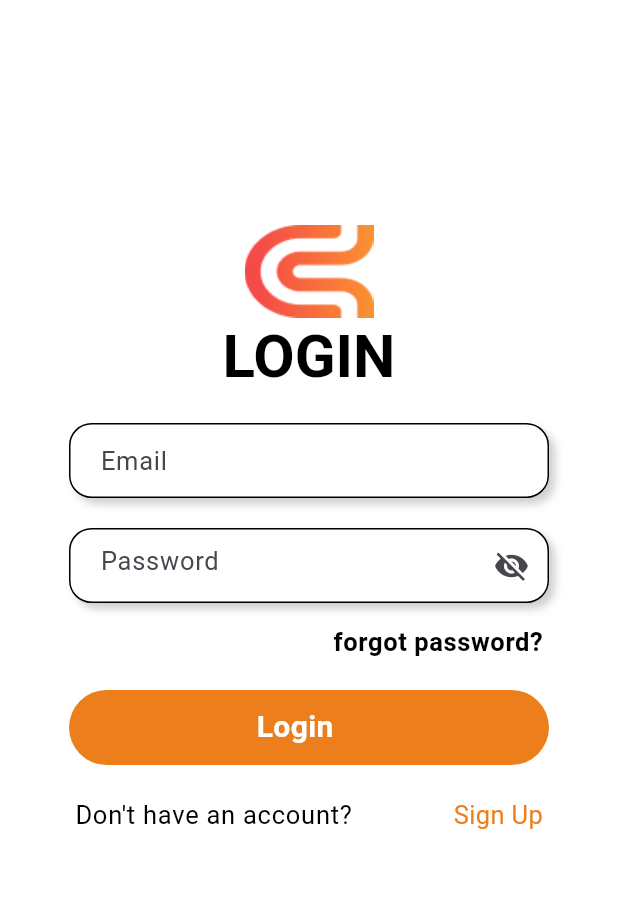
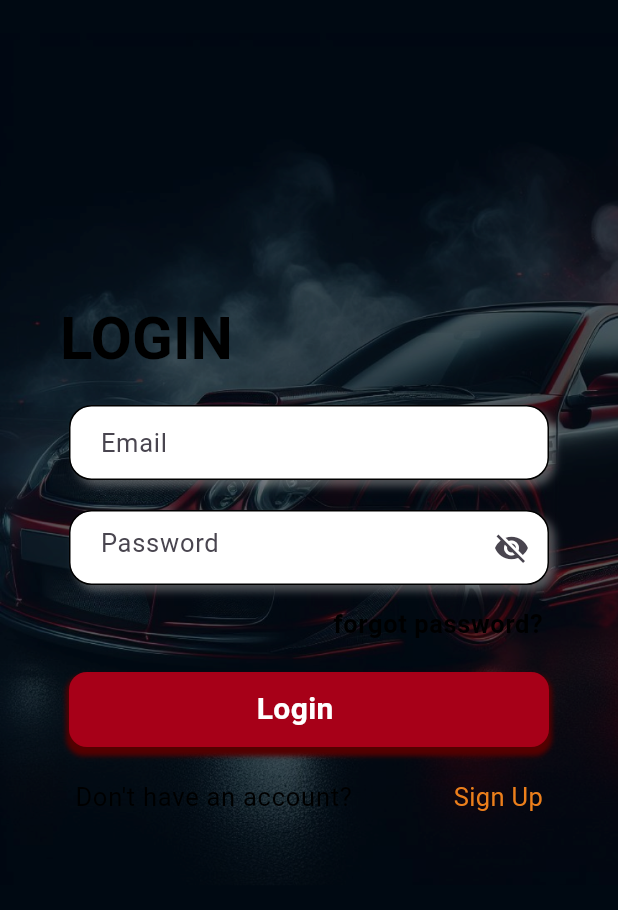
Before and after one commit to smokinthunder/motordoc, a Flutter app: the screen it shows after launch, on a phone screen of 412 x 824 dp. Shown: the top 910 px of the screen. Run offline on Flutter 3.47's test engine with Material 3 defaults, Android fonts, the light colour scheme and no system bars; our stand-ins replace firebase_auth, firebase_core; accounts and stored records are empty.

Commit message:
New Login Design

```diff
--- a/lib/login_page.dart
+++ b/lib/login_page.dart
@@ -1,6 +1,8 @@
+// ignore_for_file: avoid_print
+
 import 'package:flutter/material.dart';
 import 'package:firebase_auth/firebase_auth.dart';
-import 'package:motor_doc/home_page.dart';
+import 'package:flutter/widgets.dart';
 
 class LoginPage extends StatefulWidget {
   const LoginPage({super.key});
@@ -15,27 +17,35 @@ class _LoginPageState extends State<LoginPage> {
   String password = '';
   @override
   Widget build(BuildContext context) {
-    return SafeArea(
-      child: Scaffold(
+    return Scaffold(
       body: Stack(
         children: [
-          const SizedBox(
+          Container(
             height: double.infinity,
             width: double.infinity,
+            child: Image.asset(
+              'assets/login/login_background.png',
+              fit: BoxFit.cover,
+            ),
           ),
           Center(
-            child: InkWell(
             child: ListView(
               children: [
                 Column(
                   children: [
+                    const SizedBox(height: 200),
+
+                    // Image.asset('assets/login/logo.png'),
+                    Row(
+                      children: [
                         const SizedBox(
-                        height: 150,
+                          width: 40,
                         ),
-                      Image.asset('assets/login/logo.png'),
                         Text(
                           "LOGIN",
                           style: Theme.of(context).textTheme.headlineLarge,
+                        ),
+                      ],
                     ),
                     Container(
                       height: 50,
@@ -110,6 +120,11 @@ class _LoginPageState extends State<LoginPage> {
                         ),
                       ),
                     ),
+                    // TextBox(
+                    //     hintText: 'username',
+                    //     onChanged: (value) {
+                    //       email = value;
+                    //     }),
                     Container(
                       margin: const EdgeInsets.only(top: 15, right: 50),
                       alignment: Alignment.centerRight,
@@ -125,7 +140,9 @@ class _LoginPageState extends State<LoginPage> {
                         if (user != null) {
                           // User signed in successfully
                           print("User signed in: ${user.uid}");
+                          () {
                             Navigator.pushNamed(context, '/home');
+                          };
                         } else {
                           // Sign-in failed
                           print("Sign-in failed");
@@ -140,9 +157,16 @@ class _LoginPageState extends State<LoginPage> {
                           top: 10,
                         ),
                         decoration: BoxDecoration(
-                            borderRadius: BorderRadius.circular(25),
-                            color: const Color(0xFFEC7F1B),
-                          ),
+                            borderRadius: BorderRadius.circular(12),
+                            color: const Color(0xFFA70018),
+                            boxShadow: const [
+                              BoxShadow(
+                                blurRadius:2,
+                                color: Color(0xFF540000),
+                                offset: Offset(0, 4),
+                                spreadRadius: 2,
+                              )
+                            ]),
                         child: const Text(
                           "Login",
                           style: TextStyle(
@@ -187,9 +211,8 @@ class _LoginPageState extends State<LoginPage> {
               ],
             ),
           ),
+        ],
       ),
-        ],
-      )),
     );
   }
 }
@@ -211,3 +234,65 @@ Future<User?> signInWithEmailAndPassword(String email, String password) async {
     return null;
   }
 }
+
+// class TextBox extends StatefulWidget {
+//   final String hintText;
+//   final Function onChanged;
+//   final bool ifpassword = false;
+//   bool showPassword = false;
+//   TextBox({
+//     super.key,
+//     required this.hintText,
+//     required this.onChanged,
+//   });
+
+//   @override
+//   State<TextBox> createState() => _TextBoxState();
+// }
+
+// class _TextBoxState extends State<TextBox> {
+//   @override
+//   Widget build(BuildContext context) {
+//     return Container(
+//       height: 50,
+//       width: 320,
+//       padding: const EdgeInsets.only(left: 20),
+//       margin: const EdgeInsets.all(20),
+//       decoration: BoxDecoration(
+//           color: Colors.white,
+//           borderRadius: BorderRadius.circular(15),
+//           border: Border.all(
+//             color: Colors.black,
+//           ),
+//           boxShadow: [
+//             BoxShadow(
+//               color: Colors.grey.withOpacity(0.5),
+//               blurRadius: 4,
+//               offset: const Offset(4, 4),
+//             ),
+//           ]),
+//       child: TextField(
+//         onChanged: widget.onChanged(),
+//         style: const TextStyle(
+//           color: Colors.black,
+//         ),
+//         decoration: InputDecoration(
+//           border: InputBorder.none,
+//           hintText: widget.hintText,
+//           suffixIcon: widget.ifpassword
+//               ? InkWell(
+//                   child: Icon(widget.showPassword
+//                       ? Icons.visibility
+//                       : Icons.visibility_off),
+//                   onTap: () {
+//                     setState(() {
+//                       widget.showPassword = !widget.showPassword;
+//                     });
+//                   },
+//                 )
+//               : null,
+//         ),
+//       ),
+//     );
+//   }
+// }
--- a/lib/main.dart
+++ b/lib/main.dart
@@ -1,21 +1,26 @@
 import 'package:firebase_core/firebase_core.dart';
-import 'package:firebase_ui_auth/firebase_ui_auth.dart';
 import 'package:flutter/material.dart';
-import 'package:flutter/widgets.dart';
 import 'package:motor_doc/firebase_options.dart';
 import 'package:motor_doc/home_page.dart';
 import 'package:motor_doc/login_page.dart';
 import 'package:motor_doc/signup_page.dart';
 import 'package:motor_doc/themes.dart';
 
+/// The main entry point of the Motor Doc application.
+///
+/// This class initializes the Flutter app and Firebase, and sets up the
+/// MaterialApp with the appropriate themes and routes.
 void main() async {
-  WidgetsFlutterBinding.ensureInitialized();
+  WidgetsFlutterBinding.ensureInitialized(); // Ensure that the Flutter app initializes properly
   await Firebase.initializeApp(
     options: DefaultFirebaseOptions.currentPlatform,
   ); // Initialize Firebase
   runApp(const MyApp());
 }
 
+/// The root widget of the Motor Doc application.
+///
+/// This widget sets up the MaterialApp with the appropriate themes and routes.
 class MyApp extends StatelessWidget {
   const MyApp({super.key});
 
@@ -31,7 +36,7 @@ class MyApp extends StatelessWidget {
       routes: {
         '/login': (context) => const LoginPage(),
         '/home': (context) => const HomePage(),
-        '/signup': (context) =>  SignupPage(),
+        '/signup': (context) =>  const SignupPage(),
       },
     );
   }
--- a/pubspec.yaml
+++ b/pubspec.yaml
@@ -64,6 +64,7 @@ flutter:
   # To add assets to your application, add an assets section, like this:
   assets:
     - assets/login/logo.png
+    - assets/login/login_background.png
   #   - images/a_dot_burr.jpeg
   #   - images/a_dot_ham.jpeg
 
@@ -92,3 +93,7 @@ flutter:
   #
   # For details regarding fonts from package dependencies,
   # see https://flutter.dev/custom-fonts/#from-packages
+flutter_launcher_icons:
+   android: true
+   ios: true
+   image_path: "assets/login/logo.png"
```
Also changed, not shown: lib/_signup_page.dart (added, +112 -0 lines), lib/signup_page.dart (+24 -3 lines), assets/login/login_background.png (added), lib/firebase_options.dart. Lines whose indentation alone changed are shown as unchanged.
